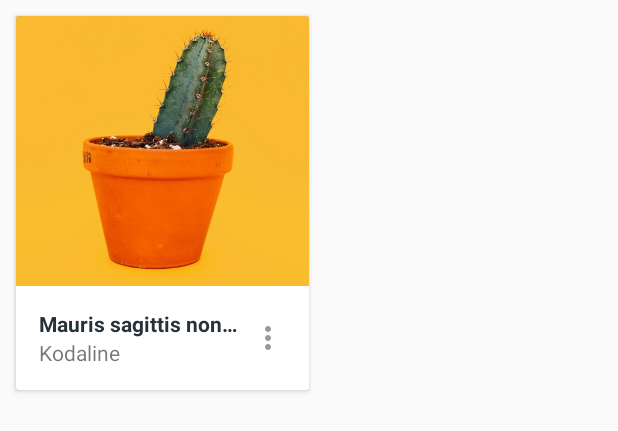
After one commit to smensulaiman/Kicky-Tailor, an Android app: the layout row_product_item.xml on its own in the app's theme, with its tools: preview values and no code run, on a phone screen of 412 x 824 dp. The commit adds this screen. Shown: the top 431 px of the screen. Run offline under Robolectric (Android 15) with nearby library versions, the phone set to English and light mode, and no system bars; Roboto replaces fonts that are not available here.

Commit message:
New Release Product Adapter Added

```diff
--- a/app/build.gradle
+++ b/app/build.gradle
@@ -35,6 +35,7 @@ dependencies {
     implementation 'androidx.constraintlayout:constraintlayout:1.1.3'
     implementation 'com.google.android.material:material:1.0.0'
     implementation 'androidx.cardview:cardview:1.0.0'
+    implementation 'androidx.legacy:legacy-support-v4:1.0.0'
     testImplementation 'junit:junit:4.12'
     androidTestImplementation 'androidx.test.ext:junit:1.1.1'
     androidTestImplementation 'androidx.test.espresso:espresso-core:3.2.0'
--- a/app/src/main/res/layout/activity_main_dashboard.xml
+++ b/app/src/main/res/layout/activity_main_dashboard.xml
@@ -32,7 +32,7 @@
                     android:layout_height="?attr/actionBarSize"
                     android:visibility="gone"/>
 
-                <include layout="@layout/fragment_tabs_store" />
+                <include layout="@layout/fragment_home" />
 
                 <View
                     android:layout_width="match_parent"
--- a/app/src/main/res/layout/fragment_tabs_store.xml
+++ b/app/src/main/res/layout/fragment_home.xml
@@ -109,6 +109,7 @@
                     </LinearLayout>
 
                 </LinearLayout>
+
             </androidx.cardview.widget.CardView>
 
             <androidx.cardview.widget.CardView
--- /dev/null
+++ b/app/src/main/res/layout/row_product_item.xml
@@ -0,0 +1,85 @@
+<?xml version="1.0" encoding="utf-8"?>
+<LinearLayout xmlns:android="http://schemas.android.com/apk/res/android"
+    android:layout_width="match_parent"
+    android:layout_height="match_parent"
+    xmlns:app="http://schemas.android.com/apk/res-auto">
+
+    <LinearLayout
+        android:layout_width="match_parent"
+        android:layout_height="wrap_content"
+        android:orientation="horizontal"
+        android:padding="@dimen/spacing_medium"
+        android:visibility="visible"
+        android:weightSum="2">
+
+        <androidx.cardview.widget.CardView
+            android:layout_width="0dp"
+            android:layout_height="wrap_content"
+            android:layout_margin="@dimen/spacing_medium"
+            android:layout_weight="1"
+            app:cardCornerRadius="2dp"
+            app:cardElevation="2dp">
+
+            <LinearLayout
+                android:id="@+id/layoutProduct"
+                android:layout_width="match_parent"
+                android:layout_height="wrap_content"
+                android:orientation="vertical">
+
+                <ImageView
+                    android:id="@+id/imgProduct"
+                    android:layout_width="match_parent"
+                    android:layout_height="180dp"
+                    android:background="@color/grey_40"
+                    android:scaleType="centerCrop"
+                    android:src="@drawable/img_plant_1"/>
+
+                <LinearLayout
+                    android:layout_width="match_parent"
+                    android:layout_height="wrap_content"
+                    android:gravity="center"
+                    android:orientation="horizontal"
+                    android:padding="@dimen/spacing_large">
+
+                    <LinearLayout
+                        android:layout_width="0dp"
+                        android:layout_height="wrap_content"
+                        android:layout_weight="1"
+                        android:orientation="vertical">
+
+                        <TextView
+                            android:id="@+id/txtTitle"
+                            android:layout_width="match_parent"
+                            android:layout_height="wrap_content"
+                            android:maxLines="1"
+                            android:singleLine="true"
+                            android:text="Mauris sagittis non elit"
+                            android:textAppearance="@style/TextAppearance.AppCompat.Small"
+                            android:textColor="@color/grey_90"
+                            android:textStyle="bold" />
+
+                        <TextView
+                            android:id="@+id/txtPrice"
+                            android:layout_width="match_parent"
+                            android:layout_height="wrap_content"
+                            android:text="Kodaline" />
+
+                    </LinearLayout>
+
+                    <ImageButton
+                        android:id="@+id/btnMore"
+                        android:layout_width="wrap_content"
+                        android:layout_height="wrap_content"
+                        android:background="?attr/selectableItemBackgroundBorderless"
+                        android:tint="@color/grey_40"
+                        app:srcCompat="@drawable/ic_more_vert" />
+
+                </LinearLayout>
+
+            </LinearLayout>
+
+        </androidx.cardview.widget.CardView>
+
+    </LinearLayout>
+
+</LinearLayout>
--- a/app/src/main/res/values/strings.xml
+++ b/app/src/main/res/values/strings.xml
@@ -1,3 +1,6 @@
 <resources>
     <string name="app_name">Kicky Tailor</string>
+
+    <!-- TODO: Remove or change this placeholder text -->
+    <string name="hello_blank_fragment">Hello blank fragment</string>
 </resources>
```
Also changed, not shown: app/src/main/java/com/ekattorit/kickytailor/activities/dashboard/fragments/HomeFragment.java (added, +20 -0 lines), app/src/main/java/com/ekattorit/kickytailor/activities/dashboard/fragments/ProfileFragment.java (added, +19 -0 lines), app/src/main/java/com/ekattorit/kickytailor/adapters/NewReleaseProductAdapter.java (added, +90 -0 lines), app/src/main/java/com/ekattorit/kickytailor/adapters/NewReleaseProductAdapterListener.java (added, +7 -0 lines), app/src/main/java/com/ekattorit/kickytailor/models/ProductModel.java (added, +124 -0 lines), app/src/main/res/layout/fragment_profile.xml (added, +14 -0 lines).
